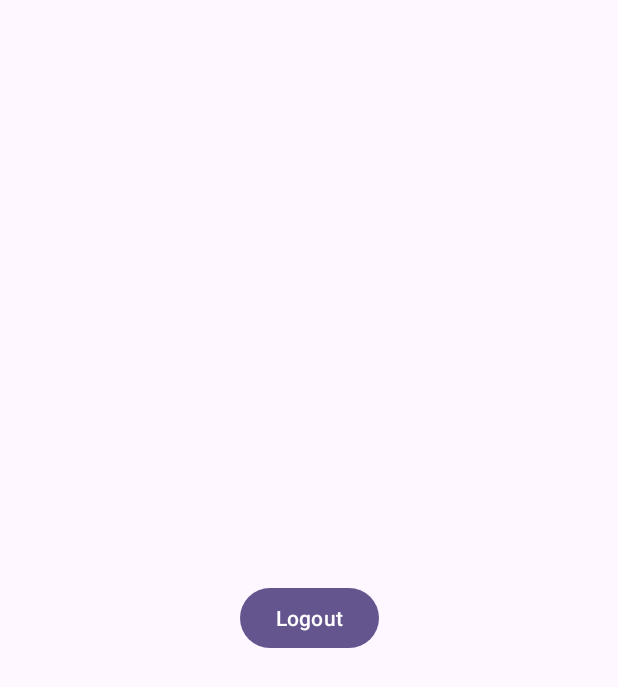
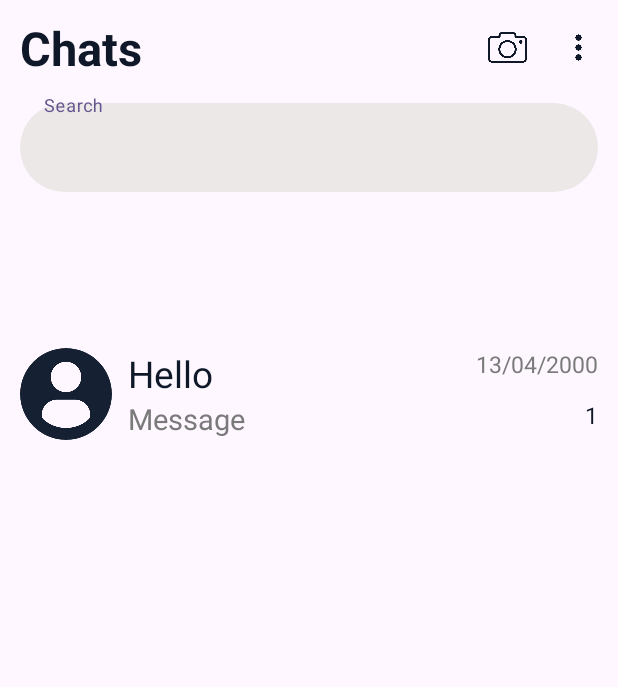
Before and after one commit to Pankajsingh1342000/Chat-Application, an Android app: the layout fragment_chats.xml on its own in the app's theme, with its tools: preview values and no code run, on a phone screen of 412 x 824 dp. Shown: the top 687 px of the screen. Run offline under Robolectric (Android 15) with nearby library versions, the phone set to English and light mode, and no system bars.

Commit message:
Implementing chat functionality

```diff
--- a/app/src/main/java/com/chatapplication/ui/feature/chat/fragment/ChatsFragment.kt
+++ b/app/src/main/java/com/chatapplication/ui/feature/chat/fragment/ChatsFragment.kt
@@ -25,11 +25,6 @@ class ChatsFragment : Fragment() {
 
     override fun onViewCreated(view: View, savedInstanceState: Bundle?) {
         super.onViewCreated(view, savedInstanceState)
-
-        binding.btnChatLogout.setOnClickListener{
-            sharedPreference.logout()
-            (activity as? MainActivity)?.showAuthContent()
-        }
     }
 
 }
--- /dev/null
+++ b/app/src/main/res/drawable/bg_number_of_chat.xml
@@ -0,0 +1,5 @@
+<?xml version="1.0" encoding="utf-8"?>
+<shape xmlns:android="http://schemas.android.com/apk/res/android"
+    android:shape="oval">
+
+</shape>
--- /dev/null
+++ b/app/src/main/res/drawable/bg_search_edit_text.xml
@@ -0,0 +1,7 @@
+<?xml version="1.0" encoding="utf-8"?>
+<shape xmlns:android="http://schemas.android.com/apk/res/android"
+    android:shape="rectangle">
+    <corners android:radius="30dp"/>
+    <solid android:color="@color/search_bar_background_color"/>
+
+</shape>
--- a/app/src/main/res/layout/fragment_chats.xml
+++ b/app/src/main/res/layout/fragment_chats.xml
@@ -6,17 +6,117 @@
 
     <androidx.constraintlayout.widget.ConstraintLayout
         android:layout_width="match_parent"
-        android:layout_height="match_parent">
+        android:layout_height="match_parent"
+        android:paddingHorizontal="@dimen/screen_padding_horizontal">
 
-        <Button
-            android:id="@+id/btn_chat_logout"
-            android:layout_width="wrap_content"
+        <androidx.constraintlayout.widget.ConstraintLayout
+            android:id="@+id/chatsHeader"
+            android:layout_width="match_parent"
             android:layout_height="wrap_content"
+            android:paddingVertical="@dimen/header_padding_vertical"
+            app:layout_constraintTop_toTopOf="parent"
             app:layout_constraintStart_toStartOf="parent"
-            app:layout_constraintTop_toTopOf="parent"
-            app:layout_constraintEnd_toEndOf="parent"
+            app:layout_constraintEnd_toEndOf="parent">
+
+            <TextView
+                android:id="@+id/tvChats"
+                android:layout_width="match_parent"
+                android:layout_height="wrap_content"
+                app:layout_constraintTop_toTopOf="parent"
+                app:layout_constraintStart_toStartOf="parent"
+                app:layout_constraintEnd_toEndOf="parent"
+                app:layout_constraintEnd_toStartOf="@id/layoutIcons"
+                android:text="@string/chats"
+                android:textSize="@dimen/_24ssp"
+                android:textStyle="bold"
+                android:gravity="start|center_vertical"
+                />
+
+            <androidx.constraintlayout.widget.ConstraintLayout
+                android:id="@+id/layoutIcons"
+                android:layout_width="wrap_content"
+                android:layout_height="wrap_content"
+                android:layout_gravity="end|center_vertical"
+                app:layout_constraintEnd_toEndOf="parent"
+                app:layout_constraintTop_toTopOf="parent"
+                app:layout_constraintBottom_toBottomOf="parent">
+
+                <ImageView
+                    android:id="@+id/icCamera"
+                    android:layout_width="@dimen/_20sdp"
+                    android:layout_height="@dimen/_20sdp"
+                    android:contentDescription="@string/camera_icon"
+                    android:src="@drawable/ic_camera_icon"
+                    app:layout_constraintTop_toTopOf="parent"
+                    app:layout_constraintBottom_toBottomOf="parent"
+                    app:layout_constraintEnd_toStartOf="@id/icMenu"
+                    app:layout_constraintStart_toStartOf="parent"
+                    android:layout_marginEnd="@dimen/_8sdp"
+                    />
+
+                <ImageView
+                    android:id="@+id/icMenu"
+                    android:layout_width="@dimen/_20sdp"
+                    android:layout_height="@dimen/_20sdp"
+                    android:contentDescription="@string/menu_icon"
+                    android:src="@drawable/ic_menu_icon"
+                    app:layout_constraintTop_toTopOf="parent"
+                    app:layout_constraintBottom_toBottomOf="parent"
+                    app:layout_constraintEnd_toEndOf="parent"
+                    app:layout_constraintStart_toEndOf="@id/icCamera"
+                    android:layout_marginStart="@dimen/_8sdp"/>
+
+            </androidx.constraintlayout.widget.ConstraintLayout>
+
+
+        </androidx.constraintlayout.widget.ConstraintLayout>
+
+        <androidx.core.widget.NestedScrollView
+            android:id="@+id/scrollView"
+            android:layout_width="match_parent"
+            android:layout_height="0dp"
+            app:layout_constraintTop_toBottomOf="@id/chatsHeader"
             app:layout_constraintBottom_toBottomOf="parent"
-            android:text="Logout"/>
+            app:layout_constraintStart_toStartOf="parent"
+            app:layout_constraintEnd_toEndOf="parent">
+
+            <androidx.constraintlayout.widget.ConstraintLayout
+                android:layout_width="match_parent"
+                android:layout_height="match_parent">
+
+                <com.google.android.material.textfield.TextInputLayout
+                    android:id="@+id/tilSearchBar"
+                    android:layout_width="match_parent"
+                    android:layout_height="wrap_content"
+                    app:layout_constraintTop_toTopOf="parent"
+                    app:layout_constraintStart_toStartOf="parent"
+                    app:layout_constraintEnd_toEndOf="parent">
+                    <com.google.android.material.textfield.TextInputEditText
+                        android:id="@+id/tieSearchBar"
+                        android:layout_width="match_parent"
+                        android:layout_height="wrap_content"
+                        android:background="@drawable/bg_search_edit_text"
+                        android:textSize="@dimen/_14ssp"
+                        android:hint="@string/search" />
+
+                </com.google.android.material.textfield.TextInputLayout>
+
+                <androidx.recyclerview.widget.RecyclerView
+                    android:id="@+id/rvChats"
+                    android:layout_width="match_parent"
+                    android:layout_height="match_parent"
+                    android:layout_marginTop="@dimen/_8sdp"
+                    app:layout_constraintBottom_toBottomOf="parent"
+                    app:layout_constraintEnd_toEndOf="parent"
+                    app:layout_constraintStart_toStartOf="parent"
+                    app:layout_constraintTop_toBottomOf="@id/tilSearchBar"
+                    tools:listitem="@layout/layout_chats_list">
+
+                </androidx.recyclerview.widget.RecyclerView>
+
+            </androidx.constraintlayout.widget.ConstraintLayout>
+
+        </androidx.core.widget.NestedScrollView>
 
     </androidx.constraintlayout.widget.ConstraintLayout>
 
--- /dev/null
+++ b/app/src/main/res/layout/layout_chats_list.xml
@@ -0,0 +1,92 @@
+<?xml version="1.0" encoding="utf-8"?>
+<androidx.constraintlayout.widget.ConstraintLayout xmlns:android="http://schemas.android.com/apk/res/android"
+    android:layout_width="match_parent"
+    android:layout_height="match_parent"
+    xmlns:app="http://schemas.android.com/apk/res-auto">
+
+    <androidx.constraintlayout.widget.ConstraintLayout
+        android:layout_width="match_parent"
+        android:layout_height="wrap_content"
+        app:layout_constraintTop_toTopOf="parent"
+        app:layout_constraintStart_toStartOf="parent"
+        app:layout_constraintEnd_toEndOf="parent"
+        app:layout_constraintBottom_toBottomOf="parent"
+        android:paddingVertical="@dimen/_8sdp">
+
+        <com.google.android.material.imageview.ShapeableImageView
+            android:id="@+id/ivProfile"
+            android:layout_width="@dimen/_47sdp"
+            android:layout_height="@dimen/_47sdp"
+            android:src="@drawable/ic_profile_icon"
+            app:layout_constraintBottom_toBottomOf="parent"
+            app:layout_constraintStart_toStartOf="parent"
+            app:layout_constraintTop_toTopOf="parent"
+            app:layout_constraintVertical_bias="0.0"
+            app:shapeAppearanceOverlay="@style/RoundImageView" />
+
+        <LinearLayout
+            android:layout_width="0dp"
+            android:layout_height="match_parent"
+            android:orientation="vertical"
+            app:layout_constraintBottom_toBottomOf="parent"
+            app:layout_constraintEnd_toEndOf="parent"
+            app:layout_constraintStart_toEndOf="@id/ivProfile"
+            app:layout_constraintTop_toTopOf="parent"
+            app:layout_constraintVertical_bias="0.0"
+            android:layout_marginStart="@dimen/_8sdp">
+
+            <LinearLayout
+                android:id="@+id/llNameAndTimeStamp"
+                android:layout_width="match_parent"
+                android:layout_height="wrap_content"
+                android:orientation="horizontal"
+                app:layout_constraintBottom_toBottomOf="parent"
+                app:layout_constraintEnd_toEndOf="parent"
+                app:layout_constraintStart_toEndOf="@id/ivProfile"
+                app:layout_constraintTop_toTopOf="parent">
+
+                <TextView
+                    android:id="@+id/tvName"
+                    android:layout_width="0dp"
+                    android:layout_height="match_parent"
+                    android:layout_weight="1"
+                    android:text="Hello"
+                    android:textSize="@dimen/heading02" />
+
+                <TextView
+                    android:id="@+id/tvTimeStamp"
+                    android:layout_width="wrap_content"
+                    android:layout_height="match_parent"
+                    android:text="13/04/2000"
+                    android:textColor="@color/dark_gray"
+                    android:textSize="@dimen/_12sdp" />
+
+            </LinearLayout>
+
+            <LinearLayout
+                android:id="@+id/llMessageAndChats"
+                android:layout_width="match_parent"
+                android:layout_height="wrap_content">
+
+                <TextView
+                    android:id="@+id/tvMessage"
+                    android:layout_width="0dp"
+                    android:layout_height="match_parent"
+                    android:layout_weight="1"
+                    android:text="Message"
+                    android:textColor="@color/dark_gray"
+                    android:textSize="@dimen/subheading01" />
+
+                <TextView
+                    android:id="@+id/tvChats"
+                    android:layout_width="wrap_content"
+                    android:layout_height="match_parent"
+                    android:text="1"
+                    android:textSize="@dimen/_12sdp" />
+
+            </LinearLayout>
+
+        </LinearLayout>
+    </androidx.constraintlayout.widget.ConstraintLayout>
+
+</androidx.constraintlayout.widget.ConstraintLayout>
--- a/app/src/main/res/values-night/colors.xml
+++ b/app/src/main/res/values-night/colors.xml
@@ -77,4 +77,6 @@
     <color name="text_field_text_color">@color/off_white</color>
 
     <color name="profile_back">#FFFFFF</color>
+
+    <color name="search_bar_background_color">#212931</color>
 </resources>
--- a/app/src/main/res/values/colors.xml
+++ b/app/src/main/res/values/colors.xml
@@ -80,4 +80,7 @@
 
     <color name="blur_background">#80000000</color>
 
+    <color name="search_bar_background_color">#ECE8E8</color>
+    <color name="dark_gray">#7A7A7A</color>
+
 </resources>
--- a/app/src/main/res/values/size.xml
+++ b/app/src/main/res/values/size.xml
@@ -22,8 +22,9 @@
 
     //padding
     <dimen name="padding_12">@dimen/_10sdp</dimen>
-    <dimen name="screen_padding_horizontal">@dimen/_19sdp</dimen>
+    <dimen name="screen_padding_horizontal">@dimen/_10sdp</dimen>
     <dimen name="screen_padding_vertical">@dimen/_16sdp</dimen>
+    <dimen name="header_padding_vertical">@dimen/_8sdp</dimen>
 
 
 
--- a/app/src/main/res/values/strings.xml
+++ b/app/src/main/res/values/strings.xml
@@ -34,4 +34,7 @@
     <string name="go_to_settings">Go to settings</string>
     <string name="no">No</string>
     <string name="alert_ok">OK</string>
+    <string name="camera_icon">Camera Icon</string>
+    <string name="menu_icon">menu icon</string>
+    <string name="search">Search</string>
 </resources>
```
Also changed, not shown: app/src/main/res/drawable-night/ic_camera_icon.png (added), app/src/main/res/drawable-night/ic_menu_icon.png (added), app/src/main/res/drawable/ic_camera_icon.png (added), app/src/main/res/drawable/ic_menu_icon.png (added).
